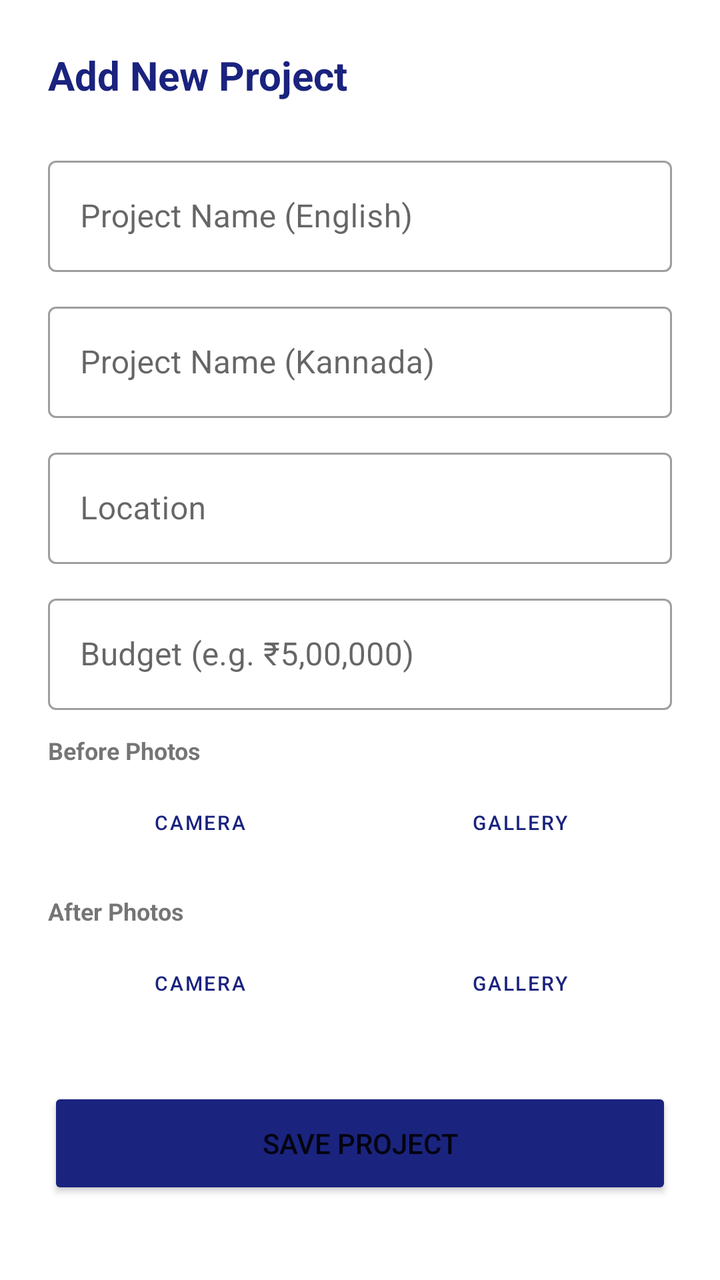
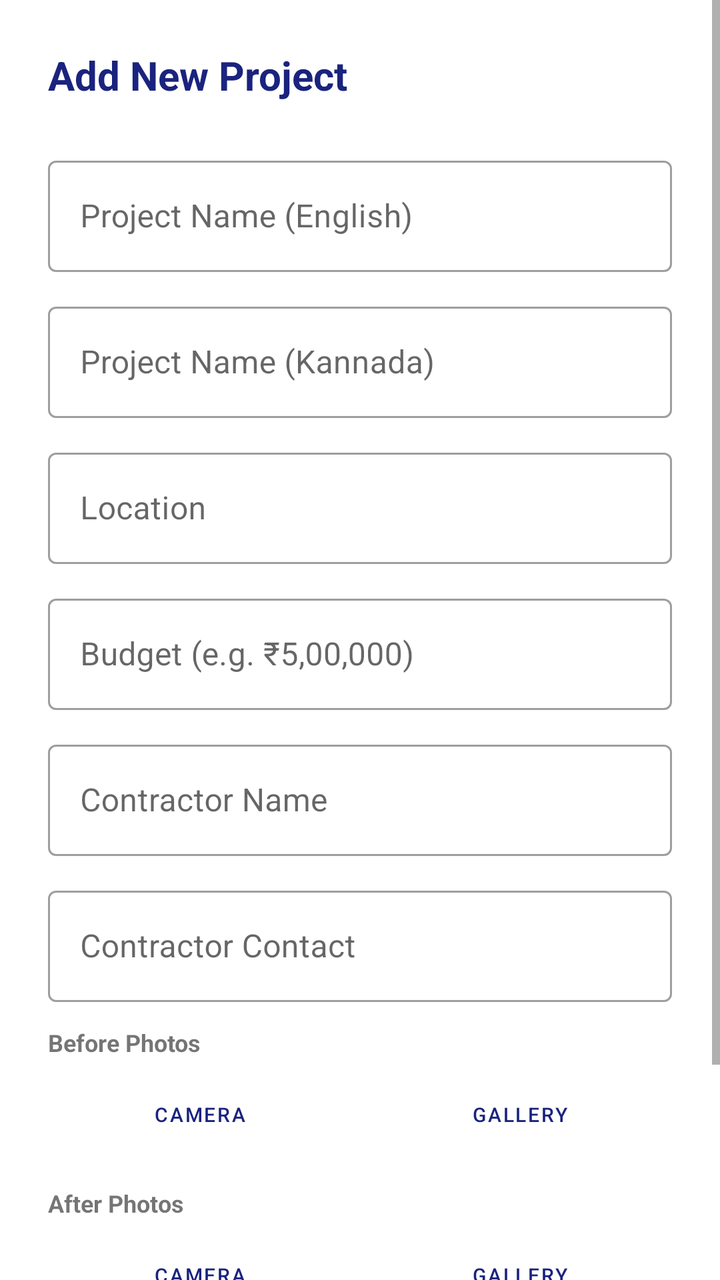

Compare the two renders of this Android layout. The source of the first and the diff that turns it into the second are given below.
<!-- AndroidManifest.xml: application theme Theme.GRAMA -->
<!-- res/layout/dialog_add_project.xml -->
<?xml version="1.0" encoding="utf-8"?>
<layout xmlns:android="http://schemas.android.com/apk/res/android"
    xmlns:app="http://schemas.android.com/apk/res-auto">

    <ScrollView
        android:layout_width="match_parent"
        android:layout_height="wrap_content">

        <LinearLayout
            android:layout_width="match_parent"
            android:layout_height="wrap_content"
            android:orientation="vertical"
            android:padding="24dp">

            <TextView
                android:layout_width="wrap_content"
                android:layout_height="wrap_content"
                android:text="Add New Project"
                android:textColor="#1A237E"
                android:textSize="20sp"
                android:textStyle="bold"
                android:layout_marginBottom="24dp" />

            <com.google.android.material.textfield.TextInputLayout
                style="@style/Widget.MaterialComponents.TextInputLayout.OutlinedBox"
                android:layout_width="match_parent"
                android:layout_height="wrap_content"
                android:hint="Project Name (English)"
                android:layout_marginBottom="12dp">
                <com.google.android.material.textfield.TextInputEditText
                    android:id="@+id/etProjectNameEn"
                    android:layout_width="match_parent"
                    android:layout_height="wrap_content" />
            </com.google.android.material.textfield.TextInputLayout>

            <com.google.android.material.textfield.TextInputLayout
                style="@style/Widget.MaterialComponents.TextInputLayout.OutlinedBox"
                android:layout_width="match_parent"
                android:layout_height="wrap_content"
                android:hint="Project Name (Kannada)"
                android:layout_marginBottom="12dp">
                <com.google.android.material.textfield.TextInputEditText
                    android:id="@+id/etProjectNameKn"
                    android:layout_width="match_parent"
                    android:layout_height="wrap_content" />
            </com.google.android.material.textfield.TextInputLayout>

            <com.google.android.material.textfield.TextInputLayout
                style="@style/Widget.MaterialComponents.TextInputLayout.OutlinedBox"
                android:layout_width="match_parent"
                android:layout_height="wrap_content"
                android:hint="Location"
                android:layout_marginBottom="12dp">
                <com.google.android.material.textfield.TextInputEditText
                    android:id="@+id/etLocation"
                    android:layout_width="match_parent"
                    android:layout_height="wrap_content" />
            </com.google.android.material.textfield.TextInputLayout>

            <com.google.android.material.textfield.TextInputLayout
                style="@style/Widget.MaterialComponents.TextInputLayout.OutlinedBox"
                android:layout_width="match_parent"
                android:layout_height="wrap_content"
                android:hint="Budget (e.g. ₹5,00,000)"
                android:layout_marginBottom="12dp">
                <com.google.android.material.textfield.TextInputEditText
                    android:id="@+id/etBudget"
                    android:layout_width="match_parent"
                    android:layout_height="wrap_content" />
            </com.google.android.material.textfield.TextInputLayout>

            <LinearLayout
                android:layout_width="match_parent"
                android:layout_height="wrap_content"
                android:orientation="vertical"
                android:layout_marginBottom="12dp">
                <TextView
                    android:layout_width="wrap_content"
                    android:layout_height="wrap_content"
                    android:text="Before Photos"
                    android:textSize="12sp"
                    android:textStyle="bold"
                    android:layout_marginBottom="4dp"/>
                <LinearLayout
                    android:layout_width="match_parent"
                    android:layout_height="wrap_content"
                    android:orientation="horizontal">
                    <Button
                        android:id="@+id/btnCaptureBefore"
                        style="?attr/materialButtonOutlinedStyle"
                        android:layout_width="0dp"
                        android:layout_height="wrap_content"
                        android:layout_weight="1"
                        android:layout_marginEnd="4dp"
                        android:text="Camera"
                        android:textSize="10sp"
                        app:icon="@android:drawable/ic_menu_camera" />
                    <Button
                        android:id="@+id/btnGalleryBefore"
                        style="?attr/materialButtonOutlinedStyle"
                        android:layout_width="0dp"
                        android:layout_height="wrap_content"
                        android:layout_weight="1"
                        android:layout_marginStart="4dp"
                        android:text="Gallery"
                        android:textSize="10sp"
                        app:icon="@android:drawable/ic_menu_gallery" />
                </LinearLayout>
            </LinearLayout>

            <LinearLayout
                android:layout_width="match_parent"
                android:layout_height="wrap_content"
                android:orientation="vertical"
                android:layout_marginBottom="12dp">
                <TextView
                    android:layout_width="wrap_content"
                    android:layout_height="wrap_content"
                    android:text="After Photos"
                    android:textSize="12sp"
                    android:textStyle="bold"
                    android:layout_marginBottom="4dp"/>
                <LinearLayout
                    android:layout_width="match_parent"
                    android:layout_height="wrap_content"
                    android:orientation="horizontal">
                    <Button
                        android:id="@+id/btnCaptureAfter"
                        style="?attr/materialButtonOutlinedStyle"
                        android:layout_width="0dp"
                        android:layout_height="wrap_content"
                        android:layout_weight="1"
                        android:layout_marginEnd="4dp"
                        android:text="Camera"
                        android:textSize="10sp"
                        app:icon="@android:drawable/ic_menu_camera" />
                    <Button
                        android:id="@+id/btnGalleryAfter"
                        style="?attr/materialButtonOutlinedStyle"
                        android:layout_width="0dp"
                        android:layout_height="wrap_content"
                        android:layout_weight="1"
                        android:layout_marginStart="4dp"
                        android:text="Gallery"
                        android:textSize="10sp"
                        app:icon="@android:drawable/ic_menu_gallery" />
                </LinearLayout>
            </LinearLayout>

            <Button
                android:id="@+id/btnSave"
                android:layout_width="match_parent"
                android:layout_height="56dp"
                android:text="Save Project"
                android:layout_marginTop="16dp"
                app:cornerRadius="12dp"
                android:backgroundTint="#1A237E" />

        </LinearLayout>
    </ScrollView>
</layout>
<!-- resources referenced by this layout -->
<resources>
  <style name="Theme.GRAMA" parent="Theme.MaterialComponents.Light.NoActionBar">
          
          <item name="colorPrimary">#1A237E</item>
          <item name="colorPrimaryVariant">#000051</item>
          <item name="colorOnPrimary">@color/white</item>
          
          <item name="colorSecondary">#4CAF50</item>
          <item name="colorSecondaryVariant">#087f23</item>
          <item name="colorOnSecondary">@color/black</item>
          
          <item name="android:statusBarColor">@android:color/white</item>
          <item name="android:windowLightStatusBar">true</item>
          
      </style>
  <color name="white">#FFFFFFFF</color>
  <color name="black">#FF000000</color>
</resources>

<!-- the commit's change to res/layout/dialog_add_project.xml (unified diff, before → after) -->
@@ -67,6 +67,31 @@
                     android:id="@+id/etBudget"
                     android:layout_width="match_parent"
                     android:layout_height="wrap_content" />
+            </com.google.android.material.textfield.TextInputLayout>
+
+            <com.google.android.material.textfield.TextInputLayout
+                style="@style/Widget.MaterialComponents.TextInputLayout.OutlinedBox"
+                android:layout_width="match_parent"
+                android:layout_height="wrap_content"
+                android:hint="Contractor Name"
+                android:layout_marginBottom="12dp">
+                <com.google.android.material.textfield.TextInputEditText
+                    android:id="@+id/etContractor"
+                    android:layout_width="match_parent"
+                    android:layout_height="wrap_content" />
+            </com.google.android.material.textfield.TextInputLayout>
+
+            <com.google.android.material.textfield.TextInputLayout
+                style="@style/Widget.MaterialComponents.TextInputLayout.OutlinedBox"
+                android:layout_width="match_parent"
+                android:layout_height="wrap_content"
+                android:hint="Contractor Contact"
+                android:layout_marginBottom="12dp">
+                <com.google.android.material.textfield.TextInputEditText
+                    android:id="@+id/etContractorPhone"
+                    android:layout_width="match_parent"
+                    android:layout_height="wrap_content"
+                    android:inputType="phone" />
             </com.google.android.material.textfield.TextInputLayout>
 
             <LinearLayout
